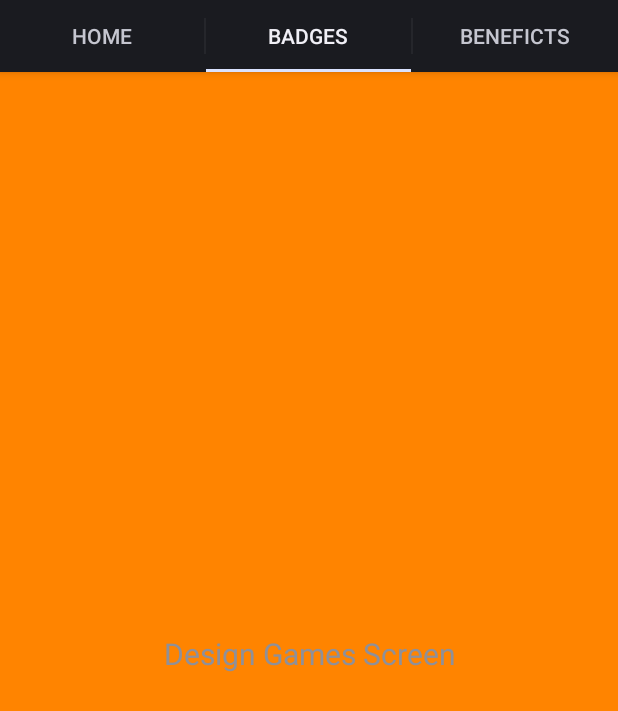
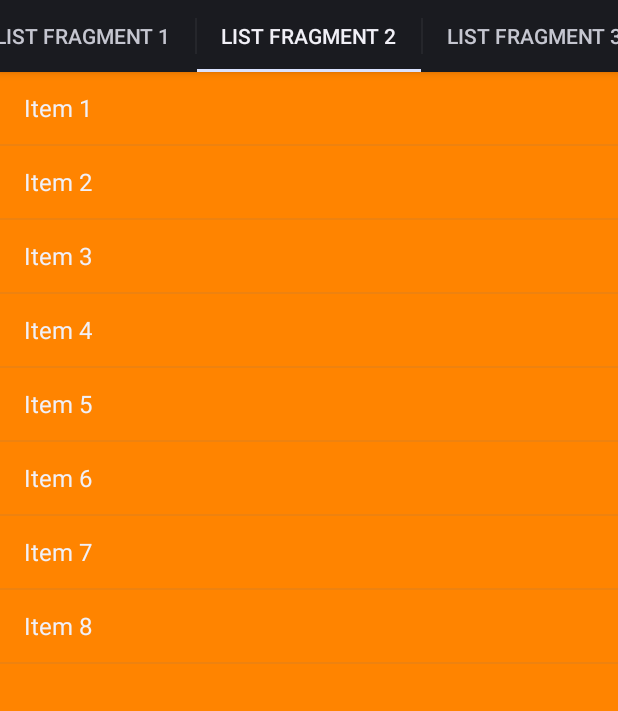
Before and after one commit to josemg08/Wimo, an Android app: the FragmentHome screen opened directly, with no data from a screen before it, tab 2 chosen, on a phone screen of 412 x 824 dp. Shown: the top 711 px of the screen. Run offline under Robolectric (Android 15) with nearby library versions, the phone set to English and light mode, and no system bars.

Commit message:
Add list for badges and working on database

```diff
--- a/app/src/main/java/com/wheelsinmotion/jose/wimo/activity/FragmentBadges.java
+++ b/app/src/main/java/com/wheelsinmotion/jose/wimo/activity/FragmentBadges.java
@@ -1,36 +1,71 @@
 package com.wheelsinmotion.jose.wimo.activity;
 
+import android.support.v4.app.ListFragment;
 import android.os.Bundle;
-import android.support.annotation.DrawableRes;
 import android.support.v4.app.Fragment;
 import android.view.LayoutInflater;
 import android.view.View;
 import android.view.ViewGroup;
+import android.widget.AdapterView;
+import android.widget.ArrayAdapter;
+import android.widget.ListView;
 
 import com.wheelsinmotion.jose.wimo.R;
 import com.wheelsinmotion.jose.wimo.model.Badge;
+import com.wheelsinmotion.jose.wimo.util.BadgesListAdapter;
 import com.wheelsinmotion.jose.wimo.util.DBHelper;
 
 /**
  * Created by jose on 12/3/14.
  */
-public class FragmentBadges extends Fragment {
-    DBHelper db;
+public class FragmentBadges extends ListFragment {
+    String[] pepe;
 
-    @Override
-    public View onCreateView(LayoutInflater inflater, ViewGroup container,
-                             Bundle savedInstanceState) {
-
-        View rootView = inflater.inflate(R.layout.fragment_badges, container, false);
-
-        db = new DBHelper(rootView.getContext());
-
-        Badge badge = new Badge(1, "Badge Bronce Tree", 10, R.drawable.badge_tree_bronce);
-
-        db.createBadge(badge);
-        db.getBadges(11);
-        db.closeDB();
+    public View onCreateView(LayoutInflater inflater, ViewGroup container, Bundle savedInstanceState){
+        View rootView = inflater.inflate(R.layout.fragment_badges_list, container, false);
+        //list_items = getResources().getStringArray(R.array.list);
+        String[] list_items = getResources().getStringArray(R.array.list);
+        setListAdapter(new ArrayAdapter<String>(getActivity(), android.R.layout.simple_list_item_1, list_items));
 
         return rootView;
     }
+
+    /*@Override
+    public View onCreateView(LayoutInflater inflater, ViewGroup container,
+                             Bundle savedInstanceState) {*/
+
+
+
+       /* View rootView = inflater.inflate(R.layout.fragment_badges_list, null);
+        getCurrentBadges();
+        BadgesListAdapter adapter = new BadgesListAdapter(this.getActivity(), pepe, getCurrentBadges());
+        ListView badgeslist = (ListView) rootView.findViewById(R.id.badges_list);
+        badgeslist.setAdapter(adapter);
+        badgeslist.setOnItemClickListener(new AdapterView.OnItemClickListener() {
+            @Override
+            public void onItemClick(AdapterView<?> parent, View view,
+                                    int position, long id) {
+                //TODO do some
+            }
+        });
+
+        return rootView;
+
+        return inflater.inflate(R.layout.fragment_badges_list, container, false);
+    }*/
+
+    private Badge[] getCurrentBadges(){
+        DBHelper dbHelper = new DBHelper(getActivity());
+        Object[] aux =dbHelper.getBadges(11).toArray();
+        Badge[] badges = new Badge[aux.length];
+        pepe = new String[aux.length];
+        int counter = 0;
+        for(Object o : aux){
+            badges[counter] = (Badge)o;
+            pepe[counter] = ((Badge) o).getName();
+            counter++;
+        }
+        return badges;
+    }
+
 }
--- a/app/src/main/java/com/wheelsinmotion/jose/wimo/activity/FragmentHome.java
+++ b/app/src/main/java/com/wheelsinmotion/jose/wimo/activity/FragmentHome.java
@@ -17,16 +17,18 @@ import com.wheelsinmotion.jose.wimo.R;
  * Created by jose on 12/3/14.
  */
 public class FragmentHome extends Fragment implements LocationListener {
-    Location lastLocation = null;
-    float actualDistanceMeters = 0, totalDistanceMeters = 0;
-    int actualDistanceKilometers = 0, totalDistanceKilometers = 0;
+    private Location lastLocation = null;
+    private float actualDistanceMeters = 0, totalDistanceMeters = 0;
+    private int actualDistanceKilometers = 0, totalDistanceKilometers = 0;
 
-    public static final String TOTAL_KILOMETERS = "TotalKilometers";
+    private static final String TOTAL_KILOMETERS = "TotalKilometers";
 
-    TextView kilometers_count;
-    TextView meters_count;
+    private TextView kilometers_count;
+    private TextView meters_count;
 
     private LocationManager locationManager;
+
+    private SharedPreferences settings;
 
     @Override
     public View onCreateView(LayoutInflater inflater, ViewGroup container,
@@ -34,7 +36,7 @@ public class FragmentHome extends Fragment implements LocationListener {
 
         View rootView = inflater.inflate(R.layout.fragment_home, container, false);
 
-        SharedPreferences settings = getActivity().getSharedPreferences(TOTAL_KILOMETERS, 0);
+        settings = getActivity().getSharedPreferences(TOTAL_KILOMETERS, 0);
         totalDistanceMeters = settings.getInt("total_meters", 0);
         totalDistanceKilometers = settings.getInt("total_km", 0);
 
@@ -87,6 +89,17 @@ public class FragmentHome extends Fragment implements LocationListener {
     }
 
     @Override
+    public void onStop(){
+        super.onStop();
+
+        settings = getActivity().getSharedPreferences(TOTAL_KILOMETERS, 0);
+        SharedPreferences.Editor editor = settings.edit();
+        editor.putInt("total", (int) totalDistanceMeters);
+        editor.putInt("total_km", totalDistanceKilometers);
+        editor.commit();
+    }
+
+    @Override
     public void onStatusChanged(String provider, int status, Bundle extras) {
 
     }
--- a/app/src/main/java/com/wheelsinmotion/jose/wimo/activity/home.java
+++ b/app/src/main/java/com/wheelsinmotion/jose/wimo/activity/home.java
@@ -30,19 +30,26 @@ public class home extends FragmentActivity implements
         // Initilization
         viewPager = (ViewPager) findViewById(R.id.pager);
         actionBar = getActionBar();
-        mAdapter = new TabPagerAdapter(getSupportFragmentManager());
+        //mAdapter = new TabPagerAdapter(getSupportFragmentManager());
+
+        mAdapter = new TabPagerAdapter(this, viewPager);
+        mAdapter.addTab(actionBar.newTab().setText("List Fragment 1"), FragmentHome.class, null);
+        mAdapter.addTab(actionBar.newTab().setText("List Fragment 2"), FragmentBadges.class, null);
+        mAdapter.addTab(actionBar.newTab().setText("List Fragment 3"), FragmentBeneficts.class, null);
 
         viewPager.setAdapter(mAdapter);
         actionBar.setNavigationMode(ActionBar.NAVIGATION_MODE_TABS);
+
+
 
         actionBar.setHomeButtonEnabled(false);
         actionBar.setDisplayShowTitleEnabled(false);
 
         // Adding Tabs
-        for (String tab_name : tabs) {
+        /*for (String tab_name : tabs) {
             actionBar.addTab(actionBar.newTab().setText(tab_name)
                     .setTabListener(this));
-        }
+        }*/
 
         /**
          * on swiping the viewpager make respective tab selected
--- a/app/src/main/java/com/wheelsinmotion/jose/wimo/util/DBHelper.java
+++ b/app/src/main/java/com/wheelsinmotion/jose/wimo/util/DBHelper.java
@@ -28,20 +28,25 @@ public class DBHelper extends SQLiteOpenHelper {
 
     // Table Names
     private static final String TABLE_BADGE = "badges";
+    private static final String TABLE_MONTHLY_ACCUMULATED = "monthly_accumulated";
+    private static final String TABLE_DAY_ACCUMULATED = "day_accumulated";
 
     // Column names
-    private static final String ID = "badge_id";
-    private static final String NAME = "badge_name";
+    private static final String BADGE_ID = "badge_id";
+    private static final String BADGE_NAME = "badge_name";
 
-    private static final String VALUE = "badge_value";
-    private static final String DRAWABLE_VALUE = "badge_drawable_value";
+    private static final String BADGE_VALUE = "badge_value";
+    private static final String BADGE_DRAWABLE_VALUE = "badge_drawable_value";
+
+    private static final String MONTHLY_ACUUMULATED_ID = "monthly_accumulated_id";
+    private static final String MONTHLY_ACUUMULATED_VALUE = "monthly_accumulated_value";
 
     // Table Create Statements
-    // Todo table create statement
+    // Badge table create statement
     private static final String CREATE_TABLE_BADGE = "CREATE TABLE "
-            + TABLE_BADGE + "(" + ID + " INTEGER PRIMARY KEY," + NAME
-            + " NAME," + VALUE + " VALUE," + DRAWABLE_VALUE
-            + " DRAWABLE_VALUE" + ")";
+            + TABLE_BADGE + "(" + BADGE_ID + " INTEGER PRIMARY KEY," + BADGE_NAME
+            + " BADGE_NAME," + BADGE_VALUE + " BADGE_VALUE," + BADGE_DRAWABLE_VALUE
+            + " BADGE_DRAWABLE_VALUE" + ")";
 
     public DBHelper(Context context) {
         super(context, DATABASE_NAME, null, DATABASE_VERSION);
@@ -69,10 +74,10 @@ public class DBHelper extends SQLiteOpenHelper {
         SQLiteDatabase db = this.getWritableDatabase();
 
         ContentValues values = new ContentValues();
-        values.put(ID, badge.getId());
-        values.put(NAME, badge.getName());
-        values.put(VALUE, badge.getValue());
-        values.put(DRAWABLE_VALUE, badge.getDrawableValue());
+        values.put(BADGE_ID, badge.getId());
+        values.put(BADGE_NAME, badge.getName());
+        values.put(BADGE_VALUE, badge.getValue());
+        values.put(BADGE_DRAWABLE_VALUE, badge.getDrawableValue());
 
         // insert row
         long badge_id = db.insert(TABLE_BADGE, null, values);
@@ -87,7 +92,7 @@ public class DBHelper extends SQLiteOpenHelper {
         SQLiteDatabase db = this.getReadableDatabase();
 
         String selectQuery = "SELECT  * FROM " + TABLE_BADGE + " WHERE "
-                + ID + " = " + badge_id;
+                + BADGE_ID + " = " + badge_id;
 
         Log.e(LOG, selectQuery);
 
@@ -96,10 +101,10 @@ public class DBHelper extends SQLiteOpenHelper {
         if (c != null)
             c.moveToFirst();
 
-        Badge badge = new Badge(c.getLong(c.getColumnIndex(ID)),
-                                c.getString(c.getColumnIndex(NAME)),
-                                c.getInt(c.getColumnIndex(VALUE)),
-                                c.getInt(c.getColumnIndex(DRAWABLE_VALUE)));
+        Badge badge = new Badge(c.getLong(c.getColumnIndex(BADGE_ID)),
+                                c.getString(c.getColumnIndex(BADGE_NAME)),
+                                c.getInt(c.getColumnIndex(BADGE_VALUE)),
+                                c.getInt(c.getColumnIndex(BADGE_DRAWABLE_VALUE)));
 
         return badge;
     }
@@ -111,7 +116,7 @@ public class DBHelper extends SQLiteOpenHelper {
         SQLiteDatabase db = this.getReadableDatabase();
 
         List<Badge> badges = new ArrayList<Badge>();
-        String selectQuery = "SELECT * FROM " + TABLE_BADGE + " WHERE " + VALUE +" < "+ value;
+        String selectQuery = "SELECT * FROM " + TABLE_BADGE + " WHERE " + BADGE_VALUE +" < "+ value;
 
         Log.e(LOG, selectQuery);
 
@@ -120,10 +125,10 @@ public class DBHelper extends SQLiteOpenHelper {
         // looping through all rows and adding to list
         if (c.moveToFirst()) {
             do {
-                Badge badge = new Badge(c.getLong(c.getColumnIndex(ID)),
-                        c.getString(c.getColumnIndex(NAME)),
-                        c.getInt(c.getColumnIndex(VALUE)),
-                        c.getInt(c.getColumnIndex(DRAWABLE_VALUE)));
+                Badge badge = new Badge(c.getLong(c.getColumnIndex(BADGE_ID)),
+                        c.getString(c.getColumnIndex(BADGE_NAME)),
+                        c.getInt(c.getColumnIndex(BADGE_VALUE)),
+                        c.getInt(c.getColumnIndex(BADGE_DRAWABLE_VALUE)));
 
                 // adding to badges list
                 badges.add(badge);
--- a/app/src/main/java/com/wheelsinmotion/jose/wimo/util/TabPagerAdapter.java
+++ b/app/src/main/java/com/wheelsinmotion/jose/wimo/util/TabPagerAdapter.java
@@ -1,19 +1,117 @@
 package com.wheelsinmotion.jose.wimo.util;
 
+import android.app.ActionBar;
+import android.app.FragmentTransaction;
+import android.content.Context;
+import android.os.Bundle;
 import android.support.v4.app.Fragment;
-import android.support.v4.app.FragmentManager;
+import android.support.v4.app.FragmentActivity;
 import android.support.v4.app.FragmentPagerAdapter;
+import android.support.v4.view.ViewPager;
+import android.support.v4.view.ViewPager.OnPageChangeListener;
+import android.util.Log;
 
-import com.wheelsinmotion.jose.wimo.activity.FragmentBadges;
-import com.wheelsinmotion.jose.wimo.activity.FragmentBeneficts;
-import com.wheelsinmotion.jose.wimo.activity.FragmentHome;
+import java.util.ArrayList;
 
 /**
  * Created by jose on 11/29/14.
  */
-public class TabPagerAdapter extends FragmentPagerAdapter {
+public class TabPagerAdapter extends FragmentPagerAdapter implements ActionBar.TabListener, ViewPager.OnPageChangeListener{
+    private final Context mContext;
+    private final ActionBar mActionBar;
+    private final ViewPager mViewPager;
+    private final ArrayList<TabInfo> mTabs = new ArrayList<TabInfo>();
+    private final String TAG = "";
 
-    public TabPagerAdapter(FragmentManager fm) {
+    static final class TabInfo{
+        private final Class<?> clss;
+        private final Bundle args;
+
+        TabInfo(Class<?> _class, Bundle _args){
+            clss = _class;
+            args = _args;
+        }
+    }
+
+
+    public TabPagerAdapter(FragmentActivity activity, ViewPager pager) {
+        super(activity.getSupportFragmentManager());
+        mContext = activity;
+        mActionBar = activity.getActionBar();
+        mViewPager = pager;
+        mViewPager.setAdapter(this);
+        mViewPager.setOnPageChangeListener(this);
+    }
+
+    public void addTab(ActionBar.Tab tab, Class<?> clss, Bundle args){
+        TabInfo info = new TabInfo(clss, args);
+        tab.setTag(info);
+        tab.setTabListener(this);
+        mTabs.add(info);
+        mActionBar.addTab(tab);
+        notifyDataSetChanged();
+    }
+
+
+    @Override
+    public void onPageScrollStateChanged(int state) {
+
+    }
+
+
+    @Override
+    public void onPageScrolled(int position, float positionOffset, int positionOffsetPixels) {
+
+    }
+
+
+    @Override
+    public void onPageSelected(int position) {
+        mActionBar.setSelectedNavigationItem(position);
+
+    }
+
+
+    @Override
+    public void onTabReselected(ActionBar.Tab tab, FragmentTransaction ft) {
+
+    }
+
+
+    @Override
+    public void onTabSelected(ActionBar.Tab tab, FragmentTransaction ft) {
+        mViewPager.setCurrentItem(tab.getPosition());
+        Log.v(TAG, "clicked");
+        Object tag = tab.getTag();
+        for (int i = 0; i<mTabs.size(); i++){
+            if (mTabs.get(i) == tag){
+                mViewPager.setCurrentItem(i);
+            }
+        }
+    }
+
+
+    @Override
+    public void onTabUnselected(ActionBar.Tab tab, FragmentTransaction ft) {
+
+    }
+
+
+    @Override
+    public Fragment getItem(int position) {
+        TabInfo info = mTabs.get(position);
+        return Fragment.instantiate(mContext, info.clss.getName(), info.args);
+    }
+
+
+    @Override
+    public int getCount() {
+        return mTabs.size();
+    }
+
+}
+
+    /*public TabPagerAdapter(FragmentManager fm) {
         super(fm);
     }
 
@@ -22,13 +120,10 @@ public class TabPagerAdapter extends FragmentPagerAdapter {
 
         switch (index) {
             case 0:
-                // Top Rated fragment activity
                 return new FragmentHome();
             case 1:
-                // Games fragment activity
                 return new FragmentBadges();
             case 2:
-                // Movies fragment activity
                 return new FragmentBeneficts();
         }
 
@@ -39,6 +134,4 @@ public class TabPagerAdapter extends FragmentPagerAdapter {
     public int getCount() {
         // get item count - equal to number of tabs
         return 3;
-    }
-
-}
+    }*/
--- a/app/src/main/res/layout/activity_splash.xml
+++ b/app/src/main/res/layout/activity_splash.xml
@@ -8,5 +8,5 @@
             android:layout_width="fill_parent"
             android:layout_height="fill_parent"
             android:background="@drawable/login"
-            android:id="@+id/button" android:onClick="jumpToLogin"/>
+            android:id="@+id/button" android:onClick="goToLogin"/>
 </LinearLayout>
--- a/app/src/main/res/layout/fragment_badges.xml
+++ /dev/null
@@ -1,16 +0,0 @@
-<?xml version="1.0" encoding="utf-8"?>
-<RelativeLayout xmlns:android="http://schemas.android.com/apk/res/android"
-    android:layout_width="match_parent"
-    android:layout_height="match_parent"
-    android:orientation="vertical"
-    android:background="#ff8400" >
-
-    <TextView android:layout_width="fill_parent"
-        android:layout_height="wrap_content"
-        android:gravity="center"
-        android:text="Design Games Screen"
-        android:textSize="20dp"
-        android:layout_centerInParent="true"/>
-
-
-</RelativeLayout>
--- /dev/null
+++ b/app/src/main/res/layout/fragment_badges_list.xml
@@ -0,0 +1,13 @@
+<?xml version="1.0" encoding="utf-8"?>
+<LinearLayout xmlns:android="http://schemas.android.com/apk/res/android"
+    android:orientation="vertical" android:layout_width="match_parent"
+    android:layout_height="match_parent"
+    android:background="#ff8400" >
+
+    <ListView
+        android:id="@android:id/list"
+        android:layout_width="fill_parent"
+        android:layout_height="fill_parent" >
+    </ListView>
+
+</LinearLayout>
--- a/app/src/main/res/layout/fragment_beneficts.xml
+++ b/app/src/main/res/layout/fragment_beneficts.xml
@@ -8,7 +8,7 @@
     <TextView android:layout_width="fill_parent"
         android:layout_height="wrap_content"
         android:gravity="center"
-        android:text="Design Movies Screen"
+        android:text="beneficts"
         android:textSize="20dp"
         android:layout_centerInParent="true"/>
 
--- a/app/src/main/res/layout/tutorial.xml
+++ b/app/src/main/res/layout/tutorial.xml
@@ -9,5 +9,5 @@
             android:layout_width="wrap_content"
             android:layout_height="wrap_content"
             android:text="New Button"
-            android:id="@+id/button" android:layout_gravity="center_horizontal" android:onClick="jumpToLogin"/>
+            android:id="@+id/button" android:layout_gravity="center_horizontal" android:onClick="goToLogin"/>
 </LinearLayout>
--- a/app/src/main/res/values/strings.xml
+++ b/app/src/main/res/values/strings.xml
@@ -1,3 +1,13 @@
 <resources>
     <string name="app_name">Wimo</string>
+    <string-array name="list">
+        <item>Item 1</item>
+        <item>Item 2</item>
+        <item>Item 3</item>
+        <item>Item 4</item>
+        <item>Item 5</item>
+        <item>Item 6</item>
+        <item>Item 7</item>
+        <item>Item 8</item>
+    </string-array>
 </resources>
```
Also changed, not shown: app/src/main/java/com/wheelsinmotion/jose/wimo/activity/ActivitySplash.java (+29 -1 lines), app/src/main/java/com/wheelsinmotion/jose/wimo/util/BadgesListAdapter.java (added, +46 -0 lines), app/src/main/res/layout/fragment_badges_listrow.xml (added, +19 -0 lines), app/src/main/res/drawable/badge_tree_gold.png (added), app/src/main/res/drawable/badge_tree_silver.png (added).
